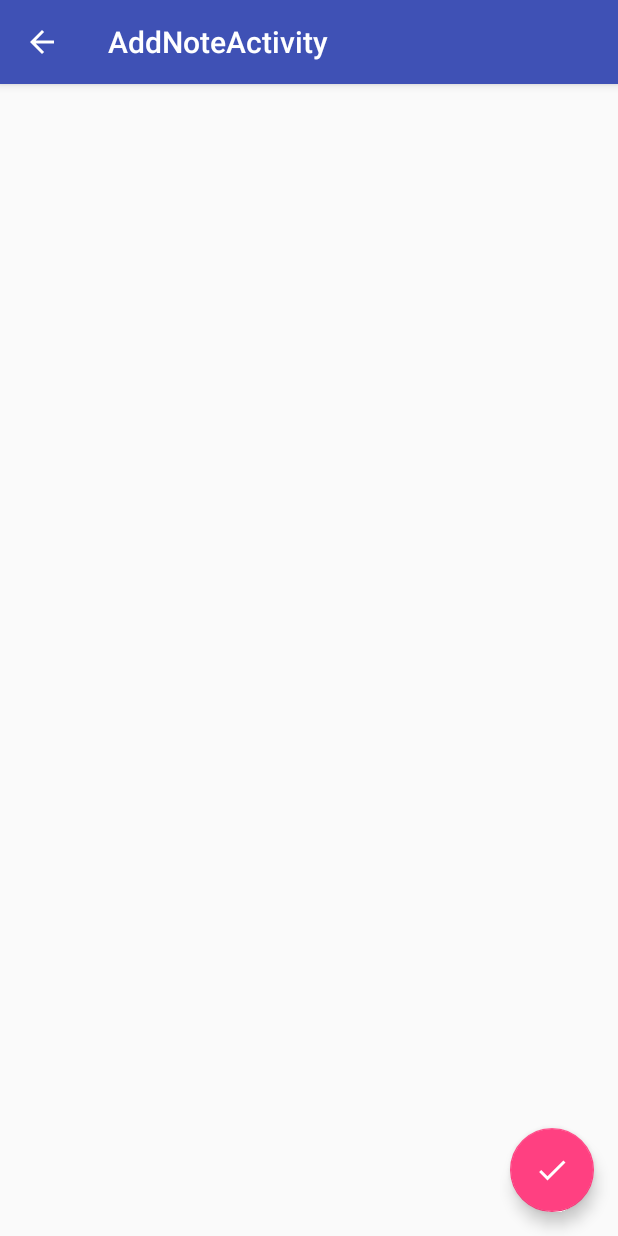
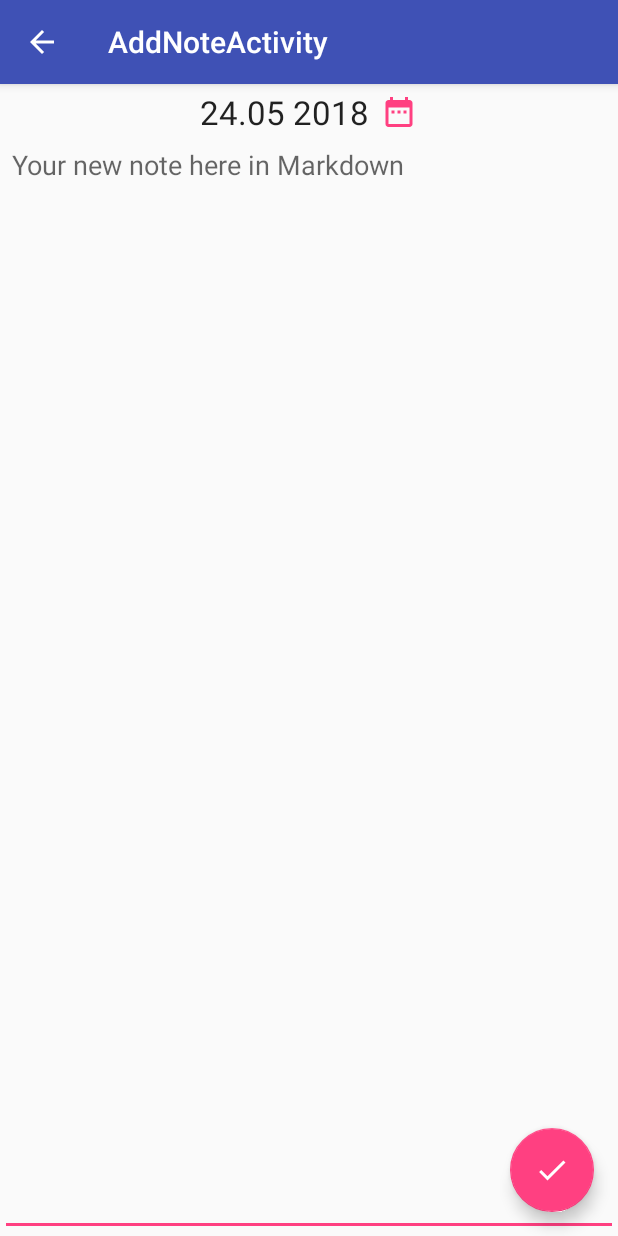
Before and after one commit to n0m0r3pa1n/simple-diary-android, an Android app: the AddNoteActivity screen opened directly, with no data from a screen before it, on a phone screen of 412 x 824 dp. Run offline under Robolectric (Android 15) with nearby library versions, the phone set to English and light mode, and no system bars; our stand-ins replace data binding.

Commit message:
Add datepicker when adding a note

```diff
--- a/app/src/main/java/com/nmp90/mysimplediary/add/AddNoteActivity.kt
+++ b/app/src/main/java/com/nmp90/mysimplediary/add/AddNoteActivity.kt
@@ -1,24 +1,44 @@
 package com.nmp90.mysimplediary.add
 
+import android.app.DatePickerDialog
+import android.databinding.DataBindingUtil
 import android.os.Bundle
-import android.support.design.widget.Snackbar
 import android.support.v7.app.AppCompatActivity
 import com.nmp90.mysimplediary.R
+import com.nmp90.mysimplediary.databinding.ActivityAddNoteBinding
+import com.nmp90.mysimplediary.utils.extensions.toSimpleString
+import kotlinx.android.synthetic.main.activity_add_note.*
+import java.util.*
 
-import kotlinx.android.synthetic.main.activity_add_note.*
 
 class AddNoteActivity : AppCompatActivity() {
 
+    private lateinit var binding: ActivityAddNoteBinding
+    private var date: Date? = null
+
     override fun onCreate(savedInstanceState: Bundle?) {
         super.onCreate(savedInstanceState)
-        setContentView(R.layout.activity_add_note)
+        binding = DataBindingUtil.setContentView(this, R.layout.activity_add_note)
         setSupportActionBar(toolbar)
 
-        fab.setOnClickListener { view ->
-            Snackbar.make(view, "Replace with your own action", Snackbar.LENGTH_LONG)
-                    .setAction("Action", null).show()
+        binding.content?.tvDate?.text = Date().toSimpleString()
+        binding.content?.tvDate?.setOnClickListener({ onDatePick() })
+        binding.fabSave.setOnClickListener { view ->
+            print(binding.content?.etNoteText?.text.toString())
         }
         supportActionBar?.setDisplayHomeAsUpEnabled(true)
     }
 
+
+    fun onDatePick() {
+        val dialogFragment = DatePickerDialogFragment()
+        dialogFragment.setListener(DatePickerDialog.OnDateSetListener { datePicker, i, i1, i2 ->
+            date = GregorianCalendar(i, i1, i2).time
+            binding.content?.tvDate?.text = date?.toSimpleString()
+        })
+
+        dialogFragment.show(supportFragmentManager, DatePickerDialogFragment.TAG)
+    }
+
+
 }
--- /dev/null
+++ b/app/src/main/java/com/nmp90/mysimplediary/add/DatePickerDialogFragment.kt
@@ -0,0 +1,32 @@
+package com.nmp90.mysimplediary.add
+
+import android.app.DatePickerDialog
+import android.app.Dialog
+import android.os.Bundle
+import android.support.v4.app.DialogFragment
+import java.util.*
+
+
+class DatePickerDialogFragment : DialogFragment() {
+
+    private var listener: DatePickerDialog.OnDateSetListener? = null
+
+    fun setListener(listener: DatePickerDialog.OnDateSetListener) {
+        this.listener = listener
+    }
+
+    override fun onCreateDialog(savedInstanceState: Bundle?): Dialog {
+        // Use the current date as the default date in the picker
+        val c = java.util.Calendar.getInstance()
+        val year = c.get(Calendar.YEAR)
+        val month = c.get(Calendar.MONTH)
+        val day = c.get(Calendar.DAY_OF_MONTH)
+
+        // Create a new instance of DatePickerDialog and return it
+        return DatePickerDialog(activity, listener, year, month, day)
+    }
+
+    companion object {
+        val TAG = DatePickerDialogFragment::class.java.simpleName
+    }
+}
--- /dev/null
+++ b/app/src/main/res/drawable/ic_date_range_black_24dp.xml
@@ -0,0 +1,9 @@
+<vector xmlns:android="http://schemas.android.com/apk/res/android"
+        android:width="24dp"
+        android:height="24dp"
+        android:viewportWidth="24.0"
+        android:viewportHeight="24.0">
+    <path
+        android:fillColor="#FFFF4081"
+        android:pathData="M9,11L7,11v2h2v-2zM13,11h-2v2h2v-2zM17,11h-2v2h2v-2zM19,4h-1L18,2h-2v2L8,4L8,2L6,2v2L5,4c-1.11,0 -1.99,0.9 -1.99,2L3,20c0,1.1 0.89,2 2,2h14c1.1,0 2,-0.9 2,-2L21,6c0,-1.1 -0.9,-2 -2,-2zM19,20L5,20L5,9h14v11z"/>
+</vector>
--- a/app/src/main/res/layout/activity_add_note.xml
+++ b/app/src/main/res/layout/activity_add_note.xml
@@ -1,4 +1,5 @@
 <?xml version="1.0" encoding="utf-8"?>
+<layout>
     <android.support.design.widget.CoordinatorLayout
         xmlns:android="http://schemas.android.com/apk/res/android"
         xmlns:app="http://schemas.android.com/apk/res-auto"
@@ -21,15 +22,17 @@
 
         </android.support.design.widget.AppBarLayout>
 
-    <include layout="@layout/content_add_note"/>
+        <include android:id="@+id/content"
+                 layout="@layout/content_add_note" />
 
         <android.support.design.widget.FloatingActionButton
-        android:id="@+id/fab"
+            android:id="@+id/fab_save"
             android:layout_width="wrap_content"
             android:layout_height="wrap_content"
             android:layout_gravity="bottom|end"
             android:layout_margin="@dimen/fab_margin"
-        android:tint="@color/white"
-        android:src="@drawable/ic_check_black_24dp"/>
+            android:src="@drawable/ic_check_black_24dp"
+            android:tint="@color/white"/>
 
     </android.support.design.widget.CoordinatorLayout>
+</layout>
--- a/app/src/main/res/layout/content_add_note.xml
+++ b/app/src/main/res/layout/content_add_note.xml
@@ -1,12 +1,36 @@
 <?xml version="1.0" encoding="utf-8"?>
-<android.support.constraint.ConstraintLayout
+<layout>
+    <RelativeLayout
         xmlns:android="http://schemas.android.com/apk/res/android"
         xmlns:app="http://schemas.android.com/apk/res-auto"
         xmlns:tools="http://schemas.android.com/tools"
         android:layout_width="match_parent"
         android:layout_height="match_parent"
-    app:layout_behavior="@string/appbar_scrolling_view_behavior"
+        android:layout_marginTop="60dp"
         tools:context=".add.AddNoteActivity"
         tools:showIn="@layout/activity_add_note">
 
-</android.support.constraint.ConstraintLayout>
+        <TextView
+            android:id="@+id/tv_date"
+            tools:text="21.05 2018"
+            android:gravity="center"
+            android:drawableEnd="@drawable/ic_date_range_black_24dp"
+            android:drawablePadding="8dp"
+            android:layout_centerHorizontal="true"
+            style="@style/TextAppearance.AppCompat.Large"
+            android:layout_width="wrap_content"
+            android:layout_height="wrap_content"
+            android:layout_alignParentTop="true"/>
+
+        <EditText
+            android:id="@+id/et_note_text"
+            android:inputType="textMultiLine"
+            android:layout_below="@+id/tv_date"
+            android:layout_width="match_parent"
+            android:layout_height="match_parent"
+            android:gravity="top|start"
+            android:hint="@string/hint_add_note"
+            android:padding="8dp"/>
+
+    </RelativeLayout>
+</layout>
--- a/app/src/main/res/values/strings.xml
+++ b/app/src/main/res/values/strings.xml
@@ -3,4 +3,5 @@
     <string name="save">Save</string>
     <string name="cancel">Cancel</string>
     <string name="title_activity_add_note">AddNoteActivity</string>
+    <string name="hint_add_note">Your new note here in Markdown</string>
 </resources>
```
Lines whose indentation alone changed are shown as unchanged.
